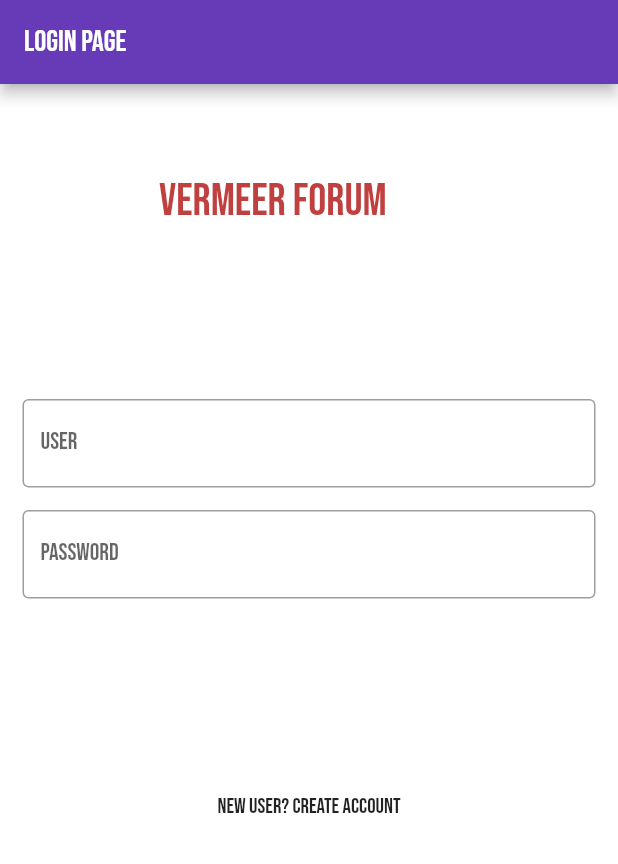
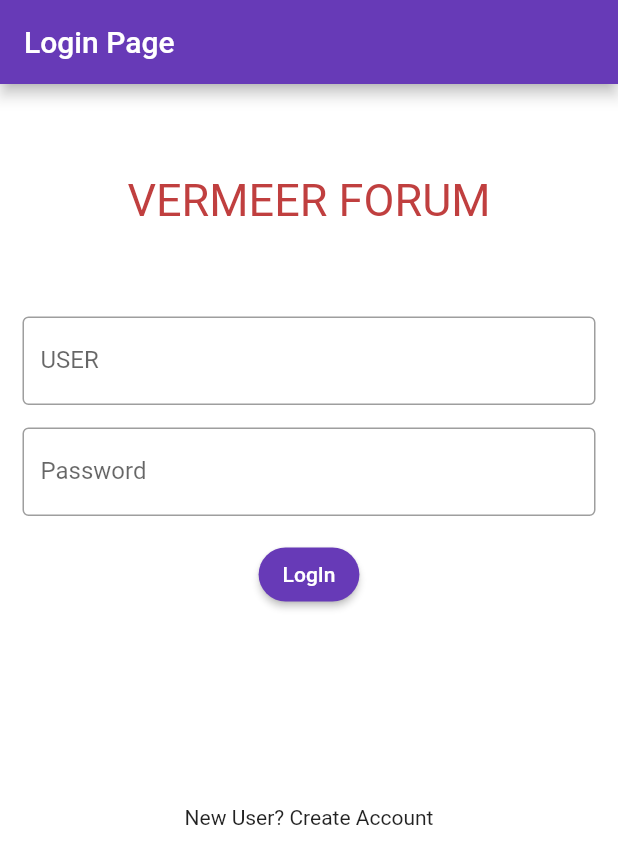
Before and after one commit to EmmanuelVega001/VermeerForum, a Flutter app: the screen it shows after launch, on a phone screen of 412 x 824 dp. Shown: the top 864 px of the screen. Run offline on Flutter 3.47's test engine with Material 2 defaults, Android fonts, the phone set to English and light mode, and no system bars.

Commit message:
Mergeo jeje

```diff
--- a/vermeer/lib/home.dart
+++ b/vermeer/lib/home.dart
@@ -10,6 +10,6 @@ class home extends StatefulWidget {
 class _homeState extends State<home> {
   @override
   Widget build(BuildContext context) {
-    return const Placeholder();
+    return Container();
   }
 }
--- a/vermeer/lib/login.dart
+++ b/vermeer/lib/login.dart
@@ -1,4 +1,5 @@
 import 'package:flutter/material.dart';
+import 'package:vermeer/perfil.dart';
 
 class login extends StatefulWidget {
   const login({super.key});
@@ -8,6 +9,7 @@ class login extends StatefulWidget {
 }
 
 class _loginState extends State<login> {
+  String nombre = '';
   @override
 Widget build(BuildContext context) {
     return Scaffold(
@@ -19,25 +21,27 @@ Widget build(BuildContext context) {
         child: Column(
           children: <Widget>[
             Padding(
-              padding: const EdgeInsets.only(top: 60.0),
+              padding: const EdgeInsets.only(top: 60.0, bottom: 60.0),
               child: Center(
-                child: Container(
-                    width: 200,
-                    height: 150,
+
                     /*decoration: BoxDecoration(
                         color: Colors.red,
                         borderRadius: BorderRadius.circular(50.0)),*/
-                    child: const Text("VERMEER FORUM",style: TextStyle(fontSize: 30, color:Color.fromARGB(255, 192, 63, 63)),)),
+                    child: const Text("VERMEER FORUM",style: TextStyle(fontSize: 30, color:Color.fromARGB(255, 192, 63, 63)),)
               ),
             ),
             Padding(
-              //padding: const EdgeInsets.only(left:15.0,right: 15.0,top:0,bottom: 0),
-              padding: EdgeInsets.symmetric(horizontal: 15),
+                padding: EdgeInsets.symmetric(horizontal: 15),
               child: TextField(
                 decoration: InputDecoration(
                     border: OutlineInputBorder(),
                     labelText: 'USER',
                     hintText: 'ENTER A VALID USERNAME PLEASE'),
+                    onChanged: (value){
+                      setState(() {
+                        nombre = value;
+                      });
+                    },
               ),
             ),
             Padding(
@@ -52,11 +56,32 @@ Widget build(BuildContext context) {
                     labelText: 'Password',
                     hintText: 'Enter secure password'),
               ),
+
+
             ),
+            Padding(
+              padding: const EdgeInsets.only(
+                  left: 15.0, right: 15.0, top: 15, bottom: 0),
+                  child: ElevatedButton(
+                    child: Text('LogIn'),
+                  onPressed: () => {
+                    Navigator.push(context, MaterialPageRoute(builder: (context)=>perfil(nombre:nombre),))
+                  },
+                  style: ElevatedButton.styleFrom(
+                    shape: new RoundedRectangleBorder(
+                      borderRadius: new BorderRadius.circular(20.0),
+                    ),
+                  ),
+                  ),
+            ),
+
+
 
             Container(
 
+
             ),
+
             SizedBox(
               height: 130,
             ),
--- a/vermeer/lib/main.dart
+++ b/vermeer/lib/main.dart
@@ -10,27 +10,24 @@ void main(List<String> args) {
   runApp(NavigationApp());
 }
 
-class NavigationApp extends StatelessWidget{
-
+class NavigationApp extends StatelessWidget {
   const NavigationApp({super.key});
 
   @override
- Widget build(BuildContext context){
+  Widget build(BuildContext context) {
     return MaterialApp(
       title: "Navegation App",
       theme: ThemeData(
-    fontFamily: "BebasNeue",
         primarySwatch: Colors.deepPurple,
       ),
       initialRoute: '/',
       routes: {
-    '/':(context)=> login(),
-    '/home':(context) => home(),
-    '/login':(context) => login(),
-    '/publicacion':(context) => publicacion(),
-     '/comentarios':(context) => comentarios(),
-    '/perfil':(context) => perfil(),
-    '/carga':(context) => carga()
+        '/': (context) => carga(),
+        '/home': (context) => home(),
+        '/login': (context) => login(),
+        '/publicacion': (context) => publicacion(),
+        '/comentarios': (context) => comentarios(),
+        '/perfil': (context) => perfil(nombre: '',)
       },
     );
   }
--- a/vermeer/lib/publicacion.dart
+++ b/vermeer/lib/publicacion.dart
@@ -10,6 +10,6 @@ class publicacion extends StatefulWidget {
 class _publicacionState extends State<publicacion> {
   @override
   Widget build(BuildContext context) {
-    return const Placeholder();
+    return Container();
   }
 }
```
Also changed, not shown: vermeer/lib/carga.dart (+21 -1 lines), vermeer/lib/perfil.dart (+49 -8 lines). Lines whose indentation alone changed are shown as unchanged.
